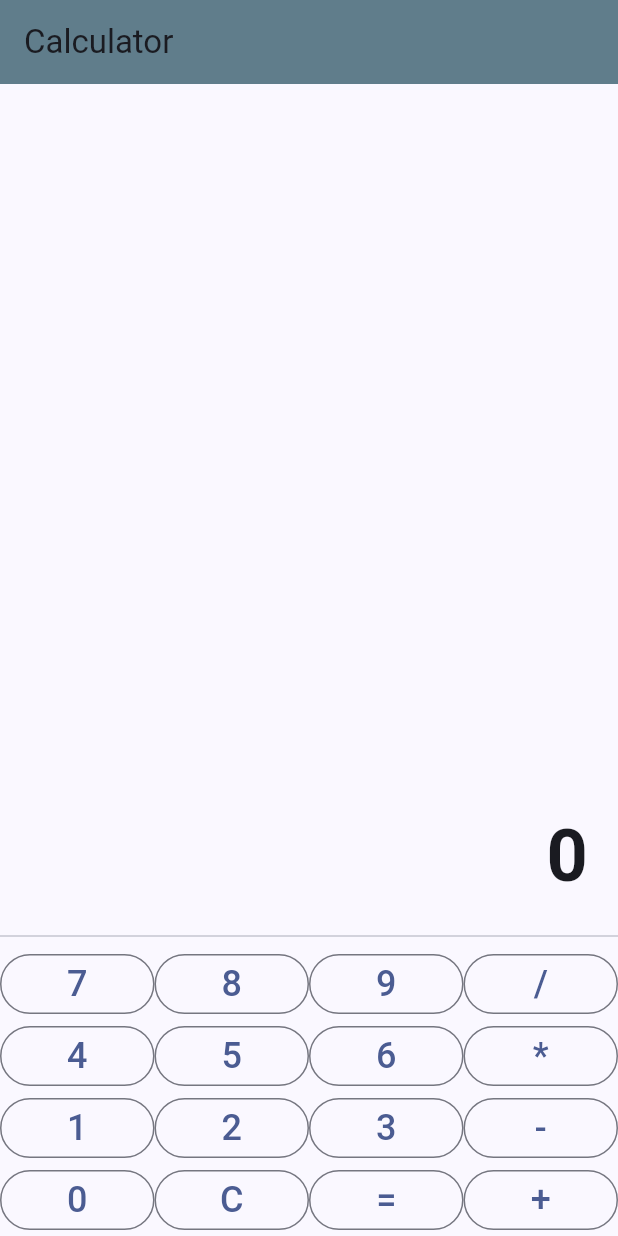
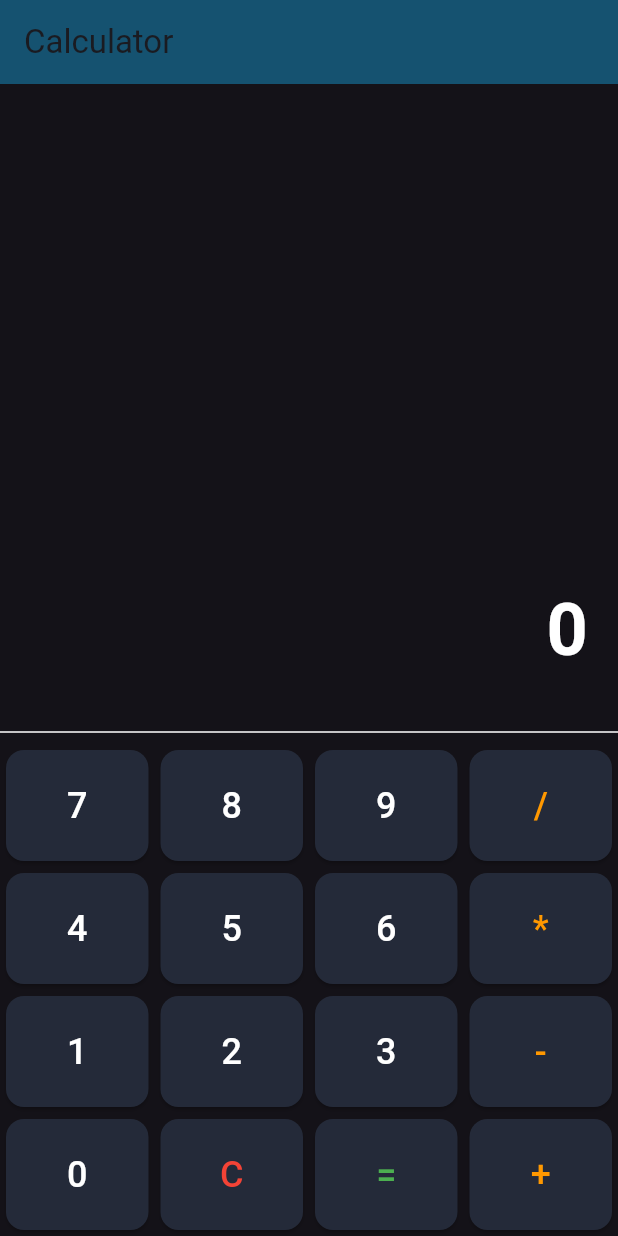
Before and after one commit to uwclement/calculater_app-Flutter-, a Flutter app: the screen it shows after launch, on a phone screen of 412 x 824 dp. Run offline on Flutter 3.47's test engine with Material 3 defaults, Android fonts, the phone set to English and light mode, and no system bars.

Commit message:
added style

```diff
--- a/lib/main.dart
+++ b/lib/main.dart
@@ -11,9 +11,9 @@ class MyApp extends StatelessWidget {
   Widget build(BuildContext context) {
     return MaterialApp(
       title: 'Calculator',
-      theme: ThemeData(
-        colorScheme:
-            ColorScheme.fromSeed(seedColor: Color.fromARGB(255, 18, 57, 142)),
+      theme: ThemeData.dark().copyWith(
+        colorScheme: ColorScheme.fromSeed(
+            seedColor: const Color.fromARGB(255, 18, 57, 142)),
         useMaterial3: true,
       ),
       home: const MyHomePage(title: 'Calculator'),
@@ -78,13 +78,23 @@ class _MyHomePageState extends State<MyHomePage> {
     });
   }
 
-  Widget _buildButton(String value) {
+  Widget _buildButton(String value, {Color color = Colors.white}) {
     return Expanded(
-      child: OutlinedButton(
-        onPressed: () => _buttonPressed(value),
-        child: Text(
-          value,
-          style: const TextStyle(fontSize: 24),
+      child: Container(
+        margin: const EdgeInsets.all(4),
+        child: ElevatedButton(
+          style: ElevatedButton.styleFrom(
+            padding: const EdgeInsets.all(20),
+            backgroundColor: Color.fromARGB(255, 36, 42, 57),
+            shape: RoundedRectangleBorder(
+              borderRadius: BorderRadius.circular(12),
+            ),
+          ),
+          onPressed: () => _buttonPressed(value),
+          child: Text(
+            value,
+            style: TextStyle(fontSize: 24, color: color),
+          ),
         ),
       ),
     );
@@ -94,7 +104,7 @@ class _MyHomePageState extends State<MyHomePage> {
   Widget build(BuildContext context) {
     return Scaffold(
       appBar: AppBar(
-        backgroundColor: Colors.blueGrey,
+        backgroundColor: Color.fromARGB(255, 21, 82, 112),
         title: Text(widget.title),
       ),
       body: Column(
@@ -103,13 +113,16 @@ class _MyHomePageState extends State<MyHomePage> {
           Container(
             padding: const EdgeInsets.all(20),
             alignment: Alignment.centerRight,
-            height: 100,
+            height: 120,
             child: Text(
               _output,
-              style: const TextStyle(fontSize: 48, fontWeight: FontWeight.bold),
+              style: const TextStyle(
+                  fontSize: 48,
+                  fontWeight: FontWeight.bold,
+                  color: Colors.white),
             ),
           ),
-          const Divider(),
+          const Divider(color: Colors.white),
           Column(
             children: [
               Row(
@@ -117,7 +130,7 @@ class _MyHomePageState extends State<MyHomePage> {
                   _buildButton("7"),
                   _buildButton("8"),
                   _buildButton("9"),
-                  _buildButton("/"),
+                  _buildButton("/", color: Colors.orange),
                 ],
               ),
               Row(
@@ -125,7 +138,7 @@ class _MyHomePageState extends State<MyHomePage> {
                   _buildButton("4"),
                   _buildButton("5"),
                   _buildButton("6"),
-                  _buildButton("*"),
+                  _buildButton("*", color: Colors.orange),
                 ],
               ),
               Row(
@@ -133,15 +146,15 @@ class _MyHomePageState extends State<MyHomePage> {
                   _buildButton("1"),
                   _buildButton("2"),
                   _buildButton("3"),
-                  _buildButton("-"),
+                  _buildButton("-", color: Colors.orange),
                 ],
               ),
               Row(
                 children: <Widget>[
                   _buildButton("0"),
-                  _buildButton("C"),
-                  _buildButton("="),
-                  _buildButton("+"),
+                  _buildButton("C", color: Colors.red),
+                  _buildButton("=", color: Colors.green),
+                  _buildButton("+", color: Colors.orange),
                 ],
               ),
             ],
```
